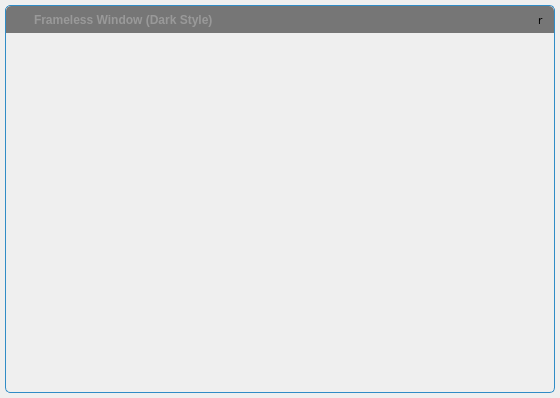
First picture: the form in ola/client/store/framelesswindow.ui, repository myapps-directory/myapps-client-store, before the edit.
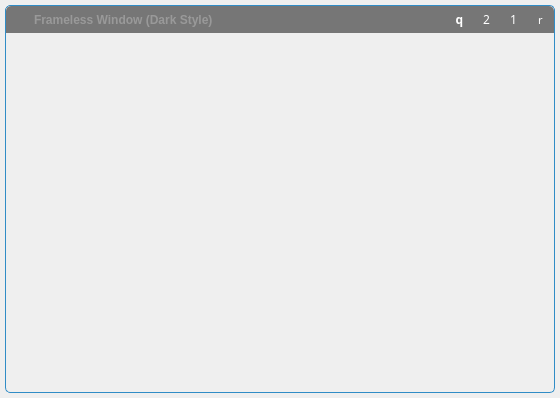
Second picture: the form after the edit. Icons and pictures are not drawn. Custom widgets are drawn as their Qt base class.

Patch:
```diff
--- a/ola/client/store/framelesswindow.ui
+++ b/ola/client/store/framelesswindow.ui
@@ -154,6 +154,7 @@
           <widget class="QToolButton" name="minimizeButton">
            <property name="font">
             <font>
+             <family>Marlett</family>
              <weight>75</weight>
              <bold>true</bold>
             </font>
@@ -161,6 +162,7 @@
            <property name="styleSheet">
             <string notr="true">#minimizeButton{
   background-color:none;
+  color: rgb(255,255,255);
   border:none;
   width:16px;
   height:16px;
@@ -175,15 +177,21 @@
 }</string>
            </property>
            <property name="text">
-            <string/>
+            <string>q</string>
            </property>
           </widget>
          </item>
          <item>
           <widget class="QToolButton" name="restoreButton">
+           <property name="font">
+            <font>
+             <family>Marlett</family>
+            </font>
+           </property>
            <property name="styleSheet">
             <string notr="true">#restoreButton{
   background-color:none;
+  color: rgb(255,255,255);
   border:none;
   width:16px;
   height:16px;
@@ -198,15 +206,21 @@
 }</string>
            </property>
            <property name="text">
-            <string/>
+            <string>2</string>
            </property>
           </widget>
          </item>
          <item>
           <widget class="QToolButton" name="maximizeButton">
+           <property name="font">
+            <font>
+             <family>Marlett</family>
+            </font>
+           </property>
            <property name="styleSheet">
             <string notr="true">#maximizeButton{
   background-color:none;
+  color: rgb(255,255,255);
   border:none;
   width:16px;
   height:16px;
@@ -221,7 +235,7 @@
 }</string>
            </property>
            <property name="text">
-            <string/>
+            <string>1</string>
            </property>
           </widget>
          </item>
@@ -234,11 +248,13 @@
              <weight>7</weight>
              <italic>false</italic>
              <bold>false</bold>
+             <kerning>true</kerning>
             </font>
            </property>
            <property name="styleSheet">
             <string notr="true">#closeButton{
   font: 57 8pt &quot;Marlett&quot;;
+  color: rgb(255,255,255);
   background-color:none;
   border:none;
   width:16px;
```
Left out of the diff: 3 changed lines with no effect on the pictures.
